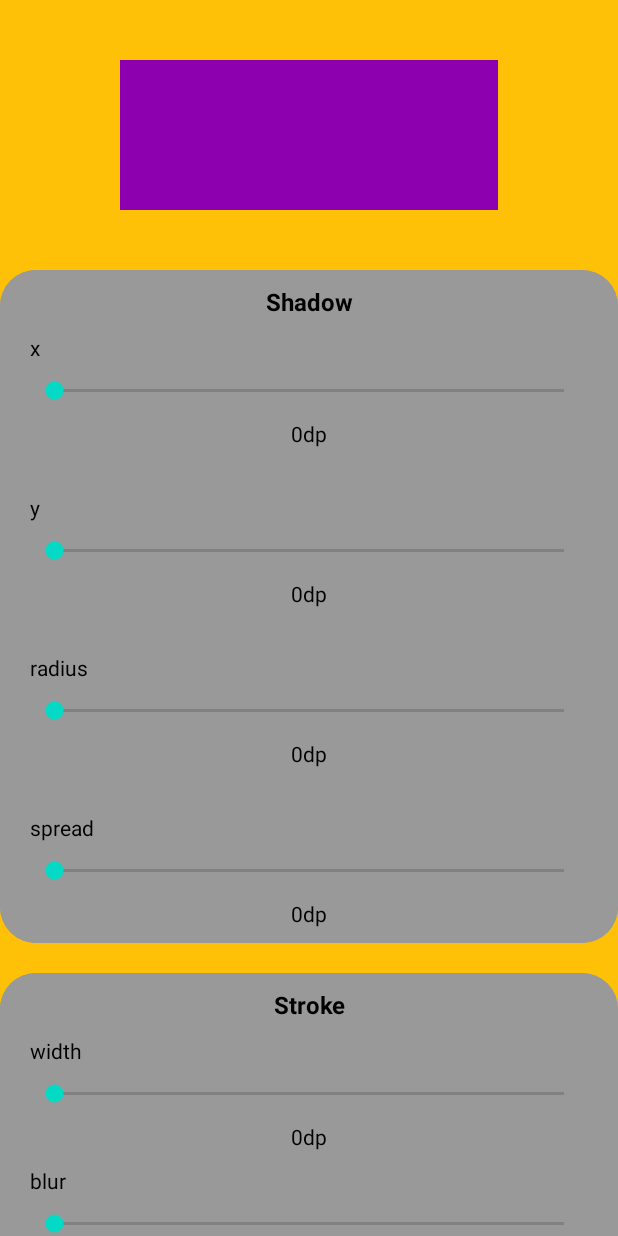
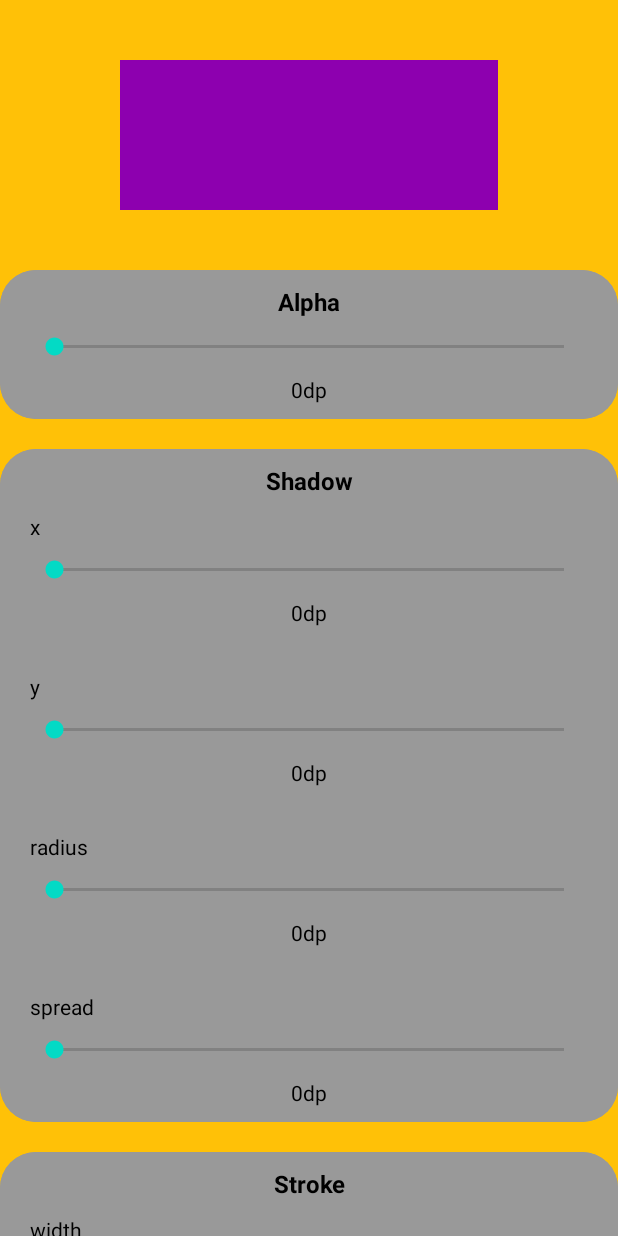
Before and after one commit to sonsation/shadow-layout, an Android app: the layout activity_main.xml on its own in the app's theme, with its tools: preview values and no code run, on a phone screen of 412 x 824 dp. Run offline under Robolectric (Android 15) with nearby library versions, the phone set to English and light mode, and no system bars.

Commit message:
Add example for adjusting alpha value.

```diff
--- a/app/src/main/java/com/sonsation/shadowlayout/MainActivity.kt
+++ b/app/src/main/java/com/sonsation/shadowlayout/MainActivity.kt
@@ -399,5 +399,25 @@ class MainActivity : AppCompatActivity() {
                 }
             })
         }
+
+        bind.alphaSeekbar.apply {
+            min = 0
+            max = 100
+            setOnSeekBarChangeListener(object: SeekBar.OnSeekBarChangeListener {
+                override fun onProgressChanged(seekBar: SeekBar?, progress: Int, fromUser: Boolean) {
+                    val value = progress.div(100f)
+                    shadowLayout.alpha = value
+                    bind.alphaValue.text = "${value}"
+                }
+
+                override fun onStartTrackingTouch(seekBar: SeekBar?) {
+
+                }
+
+                override fun onStopTrackingTouch(seekBar: SeekBar?) {
+
+                }
+            })
+        }
     }
 }
--- a/app/src/main/res/layout/activity_main.xml
+++ b/app/src/main/res/layout/activity_main.xml
@@ -60,6 +60,54 @@
             <com.sonsation.library.ShadowLayout
                 android:layout_width="match_parent"
                 android:layout_height="wrap_content"
+                android:paddingTop="10dp"
+                android:paddingBottom="10dp"
+                app:background_color="#999999"
+                app:background_radius="24dp">
+
+                <androidx.appcompat.widget.LinearLayoutCompat
+                    android:layout_width="match_parent"
+                    android:layout_height="wrap_content"
+                    android:orientation="vertical">
+
+                    <androidx.appcompat.widget.AppCompatTextView
+                        android:layout_width="match_parent"
+                        android:layout_height="wrap_content"
+                        android:gravity="center"
+                        android:text="Alpha"
+                        android:textColor="#000000"
+                        android:textSize="16sp"
+                        android:textStyle="bold" />
+
+                    <SeekBar
+                        android:id="@+id/alpha_seekbar"
+                        android:layout_width="match_parent"
+                        android:layout_height="wrap_content"
+                        android:layout_marginStart="20dp"
+                        android:layout_marginTop="10dp"
+                        android:layout_marginEnd="20dp"
+                        app:layout_constraintEnd_toEndOf="parent"
+                        app:layout_constraintStart_toStartOf="parent"
+                        app:layout_constraintTop_toBottomOf="@id/x_title" />
+
+                    <androidx.appcompat.widget.AppCompatTextView
+                        android:id="@+id/alpha_value"
+                        android:layout_width="match_parent"
+                        android:layout_height="wrap_content"
+                        android:layout_marginTop="10dp"
+                        android:text="0dp"
+                        android:textColor="#000000"
+                        android:textSize="14sp"
+                        android:gravity="center" />
+
+                </androidx.appcompat.widget.LinearLayoutCompat>
+
+            </com.sonsation.library.ShadowLayout>
+
+            <com.sonsation.library.ShadowLayout
+                android:layout_width="match_parent"
+                android:layout_height="wrap_content"
+                android:layout_marginTop="20dp"
                 android:paddingTop="10dp"
                 android:paddingBottom="10dp"
                 app:background_color="#999999"
```
